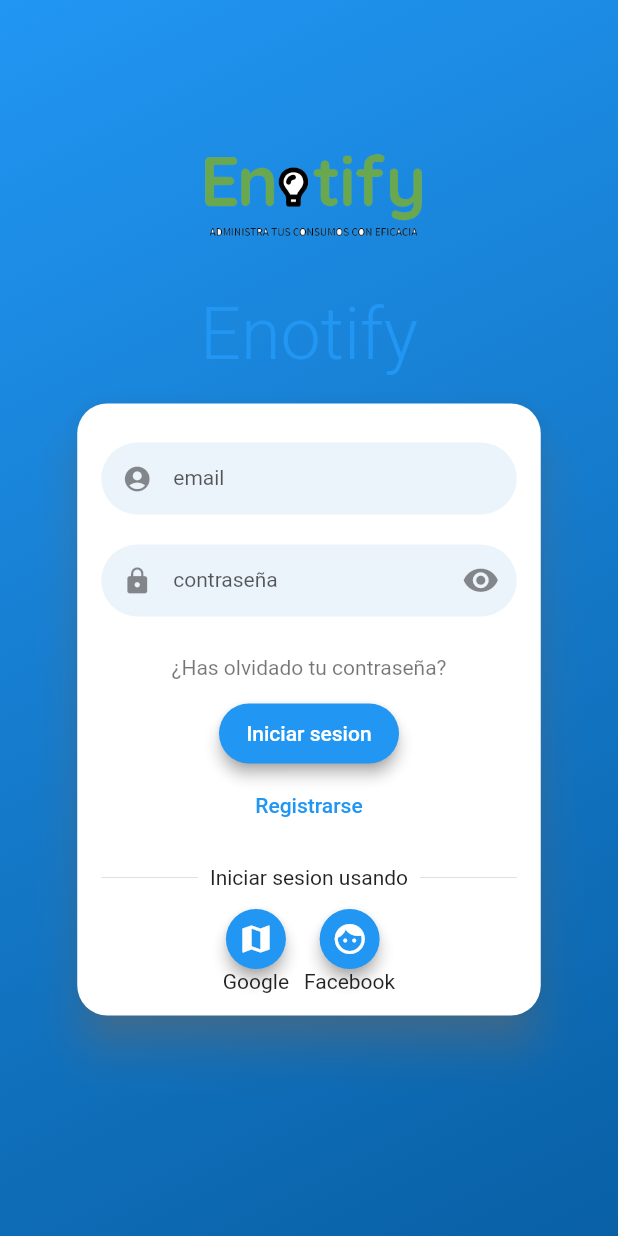
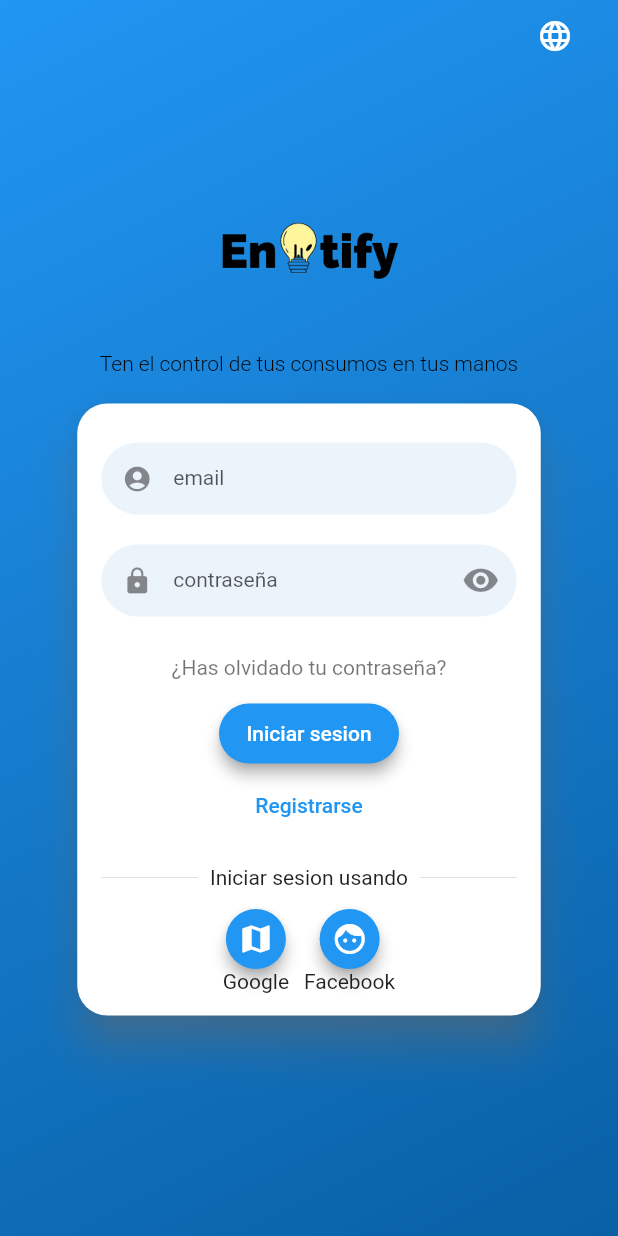
Before and after one commit to ancabdia/TFG-Aplicacion-movil-para-la-visualizacion-del-consumo-electrico-de-los-clientes, a Flutter app: the MainPage screen opened by its route, item 2 of the bottom bar chosen, after a tap on the "logout" icon, on a phone screen of 412 x 824 dp. Run offline on Flutter 3.47's test engine with Material 2 defaults, Android fonts, the phone set to English and light mode, and no system bars; drawn by our look-alikes of flutter_login; our stand-ins replace charts_flutter, flutter_dotenv, shared_preferences, sqflite, sqflite_common, table_calendar; missing offline and left inert: encrypt; accounts and stored records are empty; generated files the repository leaves out were written again; network calls fail.

Commit message:
new logo, refactor login screen and refactor i10n

```diff
--- a/lib/main.dart
+++ b/lib/main.dart
@@ -38,7 +38,6 @@ class MyApp extends StatelessWidget {
       create: (context) => LocaleProvider(),
       builder: (context, child) {
         final provider = Provider.of<LocaleProvider>(context);
-        print(provider.locale);
         return MaterialApp(
         debugShowCheckedModeBanner: false,
         title: 'Flutter Demo',
--- a/lib/view/GraficoConsumo.dart
+++ b/lib/view/GraficoConsumo.dart
@@ -65,7 +65,7 @@ class GraficoConsumo extends StatelessWidget {
     }
 
     return Scaffold(
-        appBar: AppBars(title: Text(data.first.cups!), context: context),
+        appBar: AppBars(title: data.first.cups!),
         body: Column(
           children:
             [SingleChildScrollView(
--- a/lib/view/calendar.dart
+++ b/lib/view/calendar.dart
@@ -1,6 +1,7 @@
 import 'dart:convert';
 
 import 'package:flutter/material.dart';
+import 'package:provider/provider.dart';
 import 'package:sqflite/sqflite.dart';
 import 'package:table_calendar/table_calendar.dart';
 import 'package:tfgproyecto/components/formatter.dart';
@@ -10,6 +11,7 @@ import 'package:intl/intl.dart';
 import '../API/API.dart';
 import '../API/db.dart';
 import '../model/Supply.dart';
+import '../provider/locale_provider.dart';
 
 class CalendarPage extends StatefulWidget {
   final Supply supply;
@@ -48,7 +50,7 @@ class _CalendarPageState extends State<CalendarPage> {
       body: Column(
         children: [
           TableCalendar(
-            locale: 'es_ES',
+            locale: Provider.of<LocaleProvider>(context).locale.languageCode,
             startingDayOfWeek: StartingDayOfWeek.monday,
             headerStyle: const HeaderStyle(
               formatButtonVisible: false,
--- a/lib/view/login.dart
+++ b/lib/view/login.dart
@@ -1,5 +1,6 @@
 import 'package:flutter/material.dart';
 import 'package:flutter_login/flutter_login.dart';
+import 'package:provider/provider.dart';
 import 'package:shared_preferences/shared_preferences.dart';
 import 'package:sqflite/sqflite.dart';
 import 'package:tfgproyecto/API/API.dart';
@@ -7,7 +8,9 @@ import 'package:tfgproyecto/API/encrypter.dart';
 import 'package:tfgproyecto/view/mainPage.dart';
 import 'package:flutter_gen/gen_l10n/app_localizations.dart';
 import '../API/db.dart';
+import '../model/Language.dart';
 import '../model/User.dart';
+import '../provider/locale_provider.dart';
 
 class LoginScreen extends StatefulWidget {
  LoginScreen({Key? key}) : super(key: key);
@@ -71,13 +74,17 @@ class _LoginScreenState extends State<LoginScreen> {
 
   @override
   Widget build(BuildContext context) {
-    return FlutterLogin(
+    return Material(
+      child: Stack(
+        children:
+            [
+              FlutterLogin(
               hideForgotPasswordButton: false,
-        title: "Enotify",
-        logo: const AssetImage('assets/logo.png'),
+              logo: const AssetImage("assets/logo.png"),
+              title: AppLocalizations.of(context)!.title,
               userType: LoginUserType.email,
               theme: LoginTheme(
-
+                titleStyle: const TextStyle(fontSize: 14, color: Colors.black)
               ),
               messages: LoginMessages(
                   userHint: "email",
@@ -141,7 +148,7 @@ class _LoginScreenState extends State<LoginScreen> {
               ],
               onSubmitAnimationCompleted: () {
                 Navigator.of(context).pushReplacement(MaterialPageRoute(
-            builder: (context) => MainPage(),
+                  builder: (context) => const MainPage(),
                 ));
               },
               onLogin: _signInUser,
@@ -150,6 +157,34 @@ class _LoginScreenState extends State<LoginScreen> {
               onConfirmSignup: null,
               savedEmail: 'andres97carmen@hotmail.es',
               savedPassword: '',
+            ),
+            SafeArea(child: Container(
+              alignment: Alignment.topRight, padding: EdgeInsets.symmetric(horizontal: 30),
+              child:
+              DropdownButton(
+          // value: Provider.of<LocaleProvider>(context, listen: false).locale,
+          icon: const Icon(Icons.language, color: Colors.white,),
+          items: Language.languageList().map<DropdownMenuItem<Language>>((lang) => DropdownMenuItem(value: lang,child: Row(
+            mainAxisAlignment: MainAxisAlignment.spaceAround,
+            children: [
+              Text(lang.flag, style: const TextStyle(fontSize: 30),),
+              Text(lang.name)
+            ],
+          ))).toList(),
+          underline: const SizedBox(),
+          onChanged: (lang) {
+            final provider = Provider.of<LocaleProvider>(context, listen: false);
+            provider.setLocale(Locale((lang as Language).languageCode));
+
+            setState(() {
+
+            });
+          },
+          ),
+              ))
+
+          ],
+      ),
     );
   }
 }
--- a/lib/view/mainPage.dart
+++ b/lib/view/mainPage.dart
@@ -33,7 +33,7 @@ class _MainPageState extends State<MainPage> {
   Widget build(BuildContext context) {
     //if (widget.supply == null) {
     return Scaffold(
-      appBar: AppBars(title: Text(AppLocalizations.of(context)!.language), context: context,),
+      appBar: AppBars(title: AppLocalizations.of(context)!.language),
       body: IndexedStack(       //Sirve para no perder la referencia del tree y manter las paginas activas: https://youtu.be/xoKqQjSDZ60?t=532
         index: _selectedIndex,
         children: screens,
--- a/lib/view/supplies.dart
+++ b/lib/view/supplies.dart
@@ -18,16 +18,20 @@ class SuppliesScreen extends StatefulWidget {
   State<SuppliesScreen> createState() => _SuppliesScreenState();
 }
 
-Future<List<Supply>> getSupplies() async {
+Stream<List<Supply>> getSupplies() async* {
   Database database = await DB.openDB();
   final prefs = await SharedPreferences.getInstance();
-  List<Map<String, Object?>> list = await database.query('supplies', where: 'userId = ?', whereArgs: [prefs.getString("email")]);
+  List<Map<String, Object?>> list = await database.query('supplies',
+      where: 'userId = ?', whereArgs: [prefs.getString("email")]);
 
-  final supplies =List<Map<String, dynamic>>.from(list);
+  final supplies = List<Map<String, dynamic>>.from(list);
 
+  yield supplies.map((supply) => Supply.fromJson(supply)).toList();
+
+  while (true) {
+    await Future.delayed(Duration(seconds: 30));
     List<Supply> fetchSupplies = await API.getSupplies();
-
-  if(fetchSupplies.length > supplies.length){
+    if (fetchSupplies.length > supplies.length) {
       for (var s in fetchSupplies) {
         var value = {
           'cups': s.cups,
@@ -42,17 +46,27 @@ Future<List<Supply>> getSupplies() async {
           'distributor': s.distributor,
           'userId': prefs.getString("email")
         };
-    database.insert('supplies', value, conflictAlgorithm: ConflictAlgorithm.replace);
+        database.insert('supplies', value,
+            conflictAlgorithm: ConflictAlgorithm.replace);
+      }
+      list = await database.query('supplies',
+          where: 'userId = ?', whereArgs: [prefs.getString("email")]);
+      supplies.clear();
+      supplies.addAll(
+        List<Map<String, dynamic>>.from(list).map(
+          (supply) => Supply.fromJson(supply).toJson(),
+        ),
+      );
+      yield List<Supply>.from(supplies);
     }
   }
-  return supplies.map((supply) => Supply.fromJson(supply)).toList();
 }
 
 class _SuppliesScreenState extends State<SuppliesScreen> {
   @override
-  Widget build(BuildContext context) =>
-    Scaffold(body: FutureBuilder<List<Supply>>(
-        future: getSupplies(),
+  Widget build(BuildContext context) => Scaffold(
+        body: StreamBuilder<List<Supply>>(
+          stream: getSupplies(),
           builder: (context, snapshot) {
             if (snapshot.hasError) {
               return const Center(
@@ -69,8 +83,6 @@ class _SuppliesScreenState extends State<SuppliesScreen> {
         ),
       );
 }
-
-
 
 class SupplyList extends StatefulWidget {
   const SupplyList({super.key, required this.supplies});
@@ -100,11 +112,13 @@ class _SupplyListState extends State<SupplyList> {
                     item.cups!,
                     style: const TextStyle(fontWeight: FontWeight.bold),
                   ),
-                  // subtitle: Text(AppLocalizations.of(context)!.date_contract(item.validDateFrom!)),
-                  subtitle: Text('subtitulo'),
+                  subtitle: Text(AppLocalizations.of(context)!
+                      .date_contract
+                      .replaceAll("{date}", item.validDateFrom!)),
                 ),
                 Padding(
-                  padding: const EdgeInsets.symmetric(horizontal: 30, vertical: 10),
+                  padding:
+                      const EdgeInsets.symmetric(horizontal: 30, vertical: 10),
                   child: Column(
                     crossAxisAlignment: CrossAxisAlignment.stretch,
                     children: [
@@ -122,8 +136,9 @@ class _SupplyListState extends State<SupplyList> {
                         Navigator.push(
                           context,
                           MaterialPageRoute(
-                          builder: (context) => ContractDetailScreen(cups: item.cups!, distributorCode: item.distributorCode!)
-                        ),
+                              builder: (context) => ContractDetailScreen(
+                                  cups: item.cups!,
+                                  distributorCode: item.distributorCode!)),
                         );
                       },
                       child: Text(AppLocalizations.of(context)!.view_contract),
@@ -149,14 +164,14 @@ class _SupplyListState extends State<SupplyList> {
                         Navigator.push(
                           context,
                           MaterialPageRoute(
-                          builder: (context) => CalendarPage(supply: item)
-                        ),
+                              builder: (context) => CalendarPage(supply: item)),
                         );
                       },
-                    child: Text(AppLocalizations.of(context)!.view_consumption),
+                      child:
+                          Text(AppLocalizations.of(context)!.view_consumption),
                     ),
-                ],)
-
+                  ],
+                )
               ],
             ),
           );
@@ -168,8 +183,6 @@ class _SupplyListState extends State<SupplyList> {
   Future<void> _refresh() async {
     debugPrint('Haciendo refresh');
     //fetchSupplies();
-    setState(() {
-
-    });
+    setState(() {});
   }
 }
--- a/pubspec.yaml
+++ b/pubspec.yaml
@@ -75,6 +75,7 @@ flutter:
   # To add assets to your application, add an assets section, like this:
   assets:
   - assets/logo.png
+  - assets/logo_old.png
   #   - images/a_dot_ham.jpeg
 
   # An image asset can refer to one or more resolution-specific "variants", see
```
Also changed, not shown: lib/components/app_bar.dart (+30 -8 lines), lib/l10n/app_de.arb (+18 -0 lines), lib/l10n/app_en.arb (+18 -0 lines), lib/l10n/app_es.arb (+19 -0 lines), lib/view/contractDetail.dart (+25 -25 lines), assets/logo.png, assets/logo_old.png (added). Lines whose indentation alone changed are shown as unchanged.
